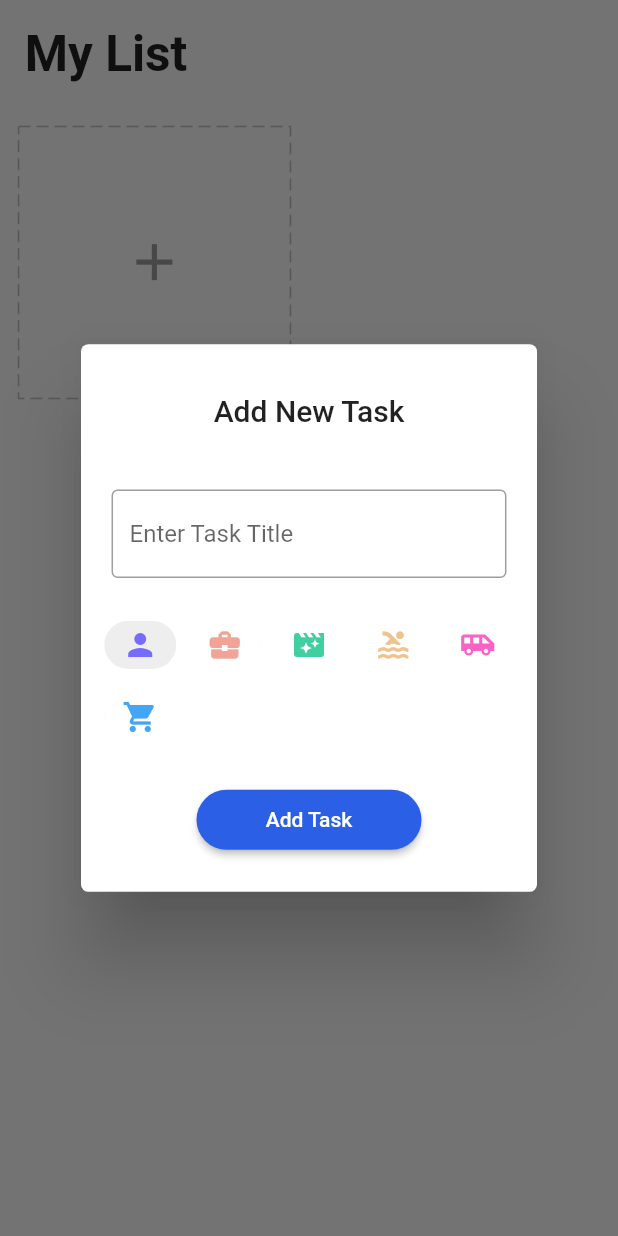
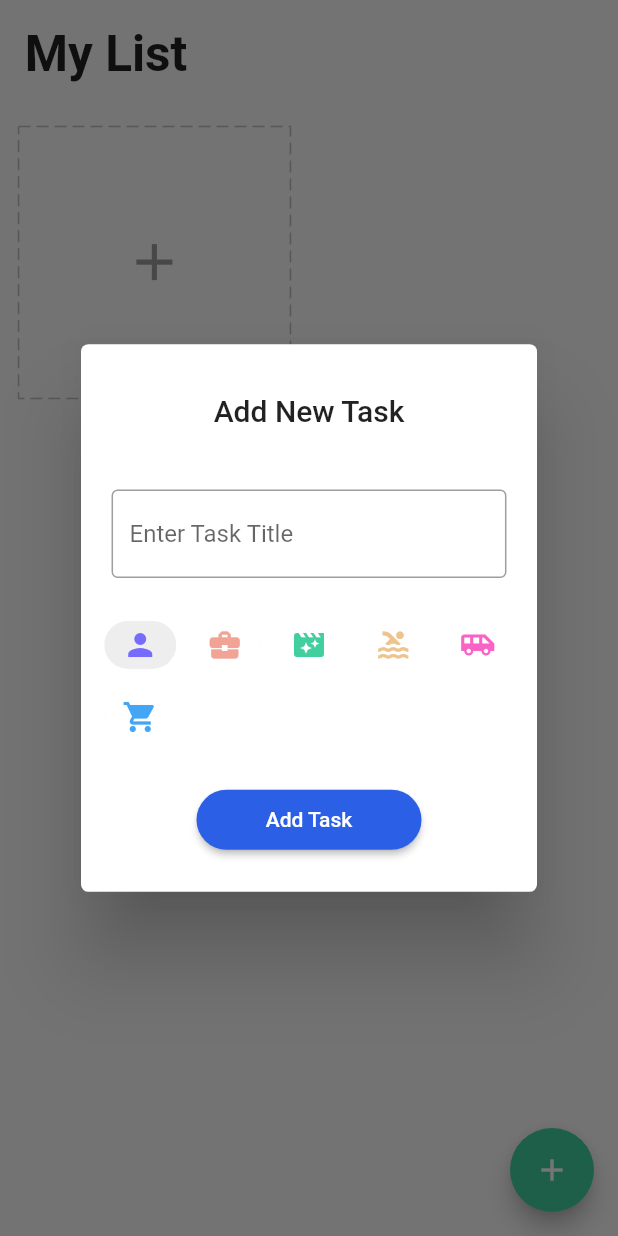
Before and after one commit to heispapijay/doltnow, a Flutter app: the screen it shows after launch, after a tap on the "add" icon, on a phone screen of 412 x 824 dp. Run offline on Flutter 3.47's test engine with Material 2 defaults, Android fonts, the phone set to English and light mode, and no system bars; drawn by our look-alikes of dotted_border; our stand-ins replace equatable, flutter_easyloading, get, get_storage, step_progress_indicator.

Commit message:
delete function

```diff
--- a/lib/app/data/models/task.dart
+++ b/lib/app/data/models/task.dart
@@ -41,6 +41,5 @@ class Task extends Equatable {
       };
 
   @override
-  // TODO: implement props
   List<Object?> get props => [title, icon, color];
 }
--- a/lib/app/data/services/storage/services.dart
+++ b/lib/app/data/services/storage/services.dart
@@ -6,8 +6,8 @@ class StorageService extends GetxService {
   late GetStorage _box;
   Future<StorageService> init() async {
     _box = GetStorage();
-    //await _box.writeIfNull(taskKey, []);
-    await _box.write(taskKey, []);
+    await _box.writeIfNull(taskKey, []);
+    //await _box.write(taskKey, []);
     return this;
   }
 
--- a/lib/app/modules/home/view/home_view.dart
+++ b/lib/app/modules/home/view/home_view.dart
@@ -1,9 +1,11 @@
 import 'package:doltnow/app/core/utils/extensions.dart';
+import 'package:doltnow/app/core/values/colors.dart';
 import 'package:doltnow/app/data/models/task.dart';
 import 'package:doltnow/app/modules/home/controller/home_controller.dart';
 import 'package:doltnow/app/widgets/new_card.dart';
 import 'package:doltnow/app/widgets/task_card.dart';
 import 'package:flutter/material.dart';
+import 'package:flutter_easyloading/flutter_easyloading.dart';
 import 'package:get/get.dart';
 
 class HomeView extends GetView<HomeController> {
@@ -32,7 +34,18 @@ class HomeView extends GetView<HomeController> {
                 physics: const ClampingScrollPhysics(),
                 children: [
                   ...controller.tasks
-                      .map((element) => TaskCard(task: element))
+                      .map((element) => LongPressDraggable(
+                            data: element,
+                            onDragStarted: () => controller.deleteTask(true),
+                            onDraggableCanceled: (_, __) =>
+                                controller.deleteTask(false),
+                            onDragEnd: (_) => controller.deleteTask(false),
+                            child: TaskCard(task: element),
+                            feedback: Opacity(
+                              opacity: 0.8,
+                              child: TaskCard(task: element),
+                            ),
+                          ))
                       .toList(),
                   NewCard(),
                 ],
@@ -41,6 +54,18 @@ class HomeView extends GetView<HomeController> {
           ],
         ),
       ),
+      floatingActionButton: DragTarget<Task>(builder: (_, __, ___) {
+        return Obx(
+          () => FloatingActionButton(
+            backgroundColor: controller.deleting.value ? Colors.red : green,
+            onPressed: () {},
+            child: Icon(controller.deleting.value ? Icons.delete : Icons.add),
+          ),
+        );
+      }, onAccept: (Task task) {
+        controller.removeTask(task);
+        EasyLoading.showSuccess('Task Deleted');
+      }),
     );
   }
 }
```
Also changed, not shown: lib/app/widgets/add_details.dart (added, +21 -0 lines).
